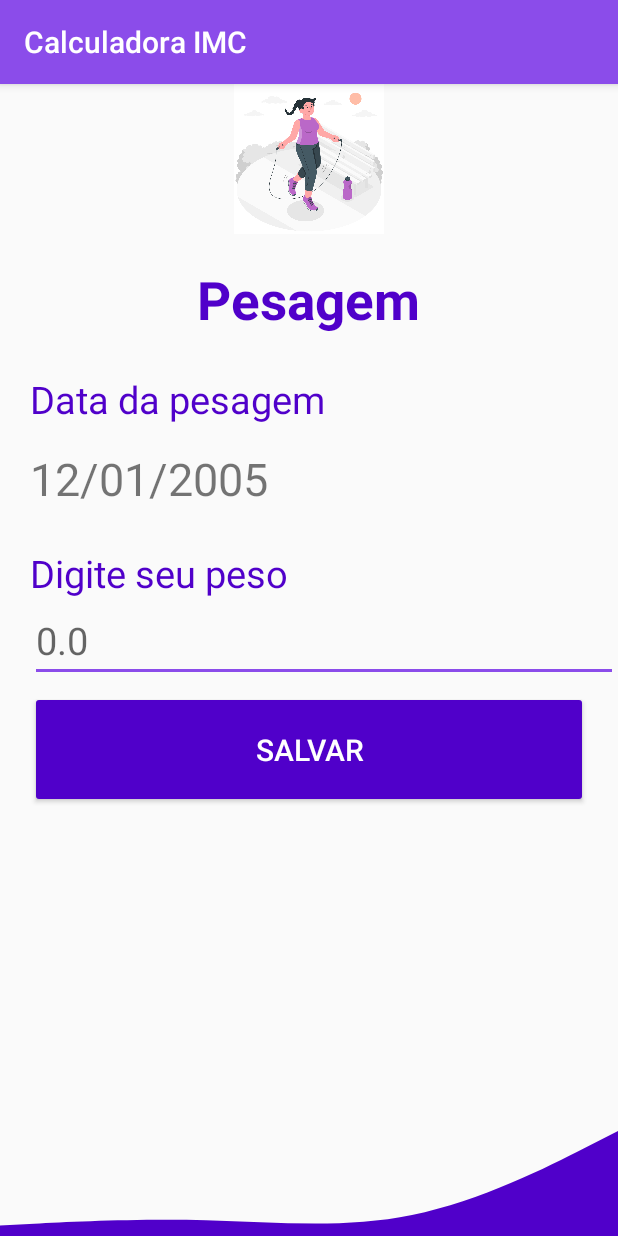
After one commit to GabrielTSR/calculadoraIMC-Kotlin, an Android app: the PesagemActivity screen opened directly, with no data from a screen before it, on a phone screen of 412 x 824 dp. The commit adds this screen. Run offline under Robolectric (Android 15) with nearby library versions, the light colour scheme and no system bars.

Commit message:
sistema de cadastro, e cálculo de peso em andamento

```diff
--- a/app/src/main/AndroidManifest.xml
+++ b/app/src/main/AndroidManifest.xml
@@ -10,6 +10,8 @@
         android:supportsRtl="true"
         android:theme="@style/AppTheme">
         <activity android:name=".ui.DashBoardActivity">
+        </activity>
+        <activity android:name=".ui.PesagemActivity">
         </activity>
         <activity android:name=".ui.LoginActivity">
             <intent-filter>
--- a/app/src/main/java/com/example/calculadoraimc/model/Usuario.kt
+++ b/app/src/main/java/com/example/calculadoraimc/model/Usuario.kt
@@ -1,10 +1,8 @@
 package com.example.calculadoraimc.model
 
-import android.provider.ContactsContract
-import java.io.StringBufferInputStream
 import java.time.LocalDate
 
-data class Usuario (
+data class Usuario(
     var id: Int,
     var nome:String,
     var email: String,
--- /dev/null
+++ b/app/src/main/java/com/example/calculadoraimc/ui/PesagemActivity.kt
@@ -0,0 +1,20 @@
+package com.example.calculadoraimc.ui
+import android.os.Bundle
+import android.widget.Button
+import android.widget.EditText
+import androidx.appcompat.app.AppCompatActivity
+import com.example.calculadoraimc.R
+
+class PesagemActivity : AppCompatActivity() {
+    override fun onCreate(savedInstanceState: Bundle?) {
+        super.onCreate(savedInstanceState)
+        setContentView(R.layout.activity_pesagem)
+
+        val editPeso = findViewById<EditText>(R.id.et_peso)
+        val btnSalvar = findViewById<Button>(R.id.btn_salvar)
+
+        btnSalvar.setOnClickListener {
+
+        }
+    }
+}
--- a/app/src/main/res/layout/activity_login.xml
+++ b/app/src/main/res/layout/activity_login.xml
@@ -74,6 +74,7 @@
             android:hint="E-mail"
             app:helperText="">
             <EditText
+                android:id="@+id/et_login_email"
                 android:layout_width="match_parent"
                 android:layout_height="wrap_content"
                 android:layout_marginBottom="6dp"
@@ -87,13 +88,16 @@
             android:hint="Senha"
             app:helperText="">
             <EditText
+                android:id="@+id/et_login_senha"
                 android:layout_width="match_parent"
                 android:layout_height="wrap_content"
                 android:layout_marginBottom="6dp"
+                android:inputType="textPassword"
                 />
         </com.google.android.material.textfield.TextInputLayout>
 
         <Button
+            android:id="@+id/btn_Entrar"
             android:layout_width="match_parent"
             android:layout_height="wrap_content"
             android:text="ENTRAR"
@@ -144,7 +148,7 @@
                 />
 
             <TextView
-                android:id="@+id/tv_linkParaCadastro"
+                android:id="@+id/tv_cadastro"
                 android:layout_width="wrap_content"
                 android:layout_height="wrap_content"
                 android:linksClickable="true"
--- /dev/null
+++ b/app/src/main/res/layout/activity_pesagem.xml
@@ -0,0 +1,87 @@
+<?xml version="1.0" encoding="utf-8"?>
+<RelativeLayout xmlns:android="http://schemas.android.com/apk/res/android"
+    xmlns:app="http://schemas.android.com/apk/res-auto"
+    xmlns:tools="http://schemas.android.com/tools"
+    android:layout_width="match_parent"
+    android:layout_height="match_parent">
+    <LinearLayout
+        android:layout_width="match_parent"
+        android:layout_height="wrap_content"
+        android:orientation="vertical">
+
+        <ImageView
+            android:layout_width="match_parent"
+            android:layout_height="100dp"
+            android:src="@drawable/exercitando" />
+
+        <TextView
+            android:layout_width="wrap_content"
+            android:layout_height="wrap_content"
+
+            android:paddingTop="20dp"
+            android:text="Pesagem"
+            android:layout_gravity="center"
+            android:textColor="@color/colorPrimaryDark"
+            android:textSize="35sp"
+            android:textStyle="bold" />
+
+        <TextView
+            android:layout_marginStart="20dp"
+            android:textColor="@color/colorPrimaryDark"
+            android:layout_width="wrap_content"
+            android:layout_height="wrap_content"
+            android:layout_gravity="left"
+            android:layout_marginTop="25dp"
+            android:text="Data da pesagem"
+            android:textSize="25sp" />
+        <TextView
+            android:layout_marginStart="20dp"
+            android:layout_width="wrap_content"
+            android:layout_height="wrap_content"
+            android:layout_gravity="left"
+            android:layout_marginTop="15dp"
+            android:text="12/01/2005"
+            android:textSize="30sp"/>
+
+        <TextView
+            android:layout_marginStart="20dp"
+            android:layout_width="wrap_content"
+            android:layout_height="wrap_content"
+            android:layout_gravity="left"
+            android:layout_marginTop="25dp"
+            android:text="Digite seu peso"
+            android:textSize="25sp"
+            android:textColor="@color/colorPrimaryDark"/>
+
+            <EditText
+                android:id="@+id/et_peso"
+                android:hint="0.0"
+                android:layout_marginStart="20dp"
+                android:textSize="25sp"
+                android:layout_width="match_parent"
+                android:layout_height="wrap_content"
+                android:layout_marginBottom="6dp"
+                />
+
+        <Button
+            android:id="@+id/btn_salvar"
+            android:layout_width="match_parent"
+            android:layout_height="wrap_content"
+            android:layout_marginStart="20dp"
+            android:layout_marginEnd="20dp"
+            android:layout_marginBottom="6dp"
+            android:backgroundTint="@color/colorPrimaryDark"
+            android:padding="25dp"
+            android:text="Salvar"
+            android:textColor="@color/white"
+            android:textSize="20sp" />
+
+    </LinearLayout>
+
+    <ImageView
+        android:layout_width="wrap_content"
+        android:layout_height="70dp"
+        android:scaleType="fitXY"
+        android:src="@drawable/ic_wave_bottom"
+        android:layout_alignParentBottom="true"/>
+</RelativeLayout>
```
Also changed, not shown: app/src/main/java/com/example/calculadoraimc/ui/CadastroActivity.kt (+113 -105 lines), app/src/main/java/com/example/calculadoraimc/ui/DashBoardActivity.kt (+54 -2 lines), app/src/main/java/com/example/calculadoraimc/ui/LoginActivity.kt (+27 -4 lines), app/src/main/java/com/example/calculadoraimc/utils/Datas.kt (+22 -4 lines), app/src/main/java/com/example/calculadoraimc/utils/Imagens.kt (+22 -7 lines), app/src/main/java/com/example/calculadoraimc/utils/Login.kt (added, +14 -0 lines), app/src/main/res/layout/activity_cadastro.xml (+10 -12 lines), app/src/main/res/layout/activity_dash_board.xml (+10 -1 lines), app/src/main/res/drawable/exercitando.png (added).
